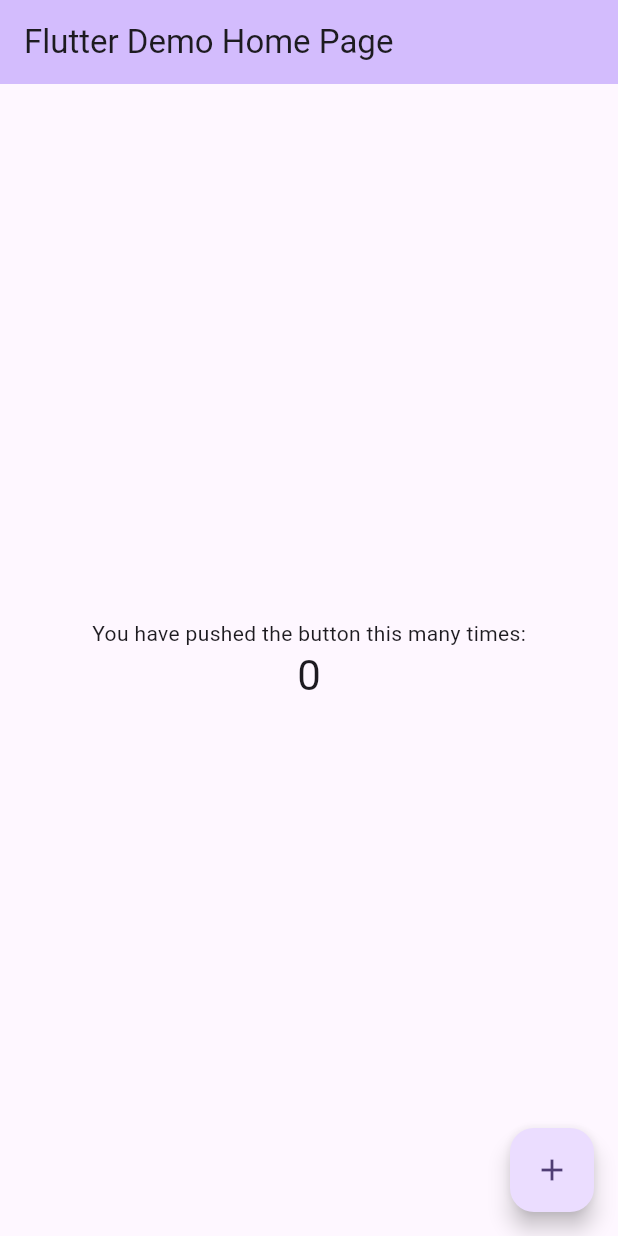
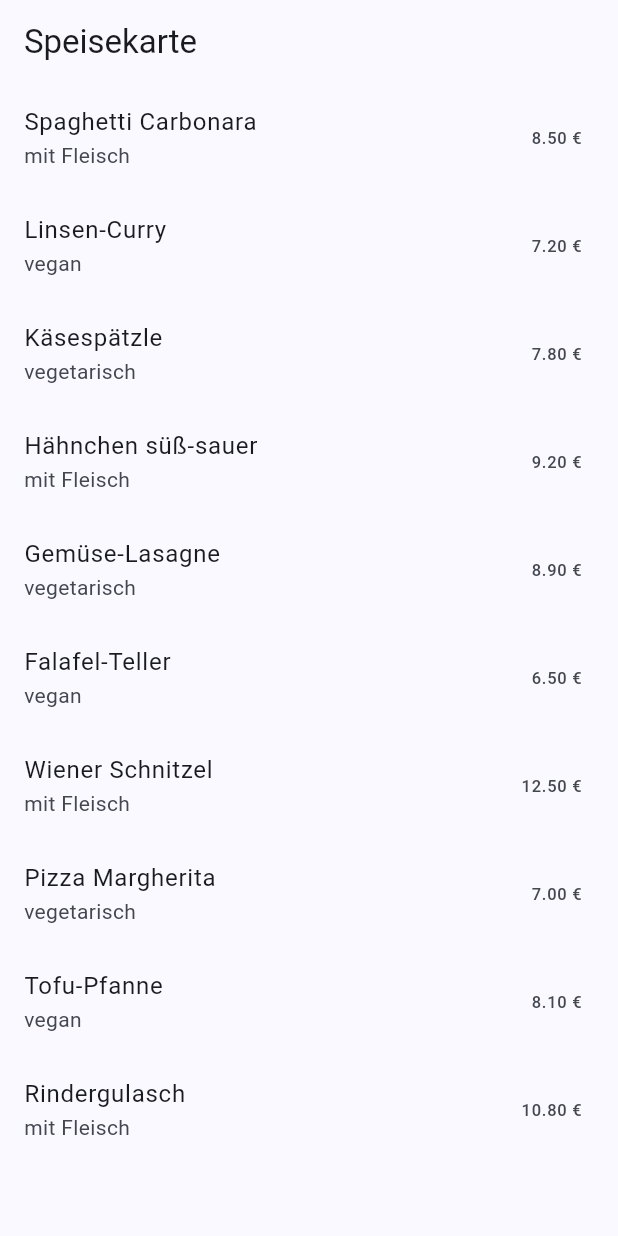
Before and after one commit to HendrikAlexander/meal_planner_app, a Flutter app: the screen it shows after launch, on a phone screen of 412 x 824 dp. Run offline on Flutter 3.47's test engine with Material 3 defaults, Android fonts, the phone set to English and light mode, and no system bars.

Commit message:
Fachklassen + simple Anwendung der App

```diff
--- a/lib/main.dart
+++ b/lib/main.dart
@@ -1,4 +1,8 @@
+// lib/main.dart
+
 import 'package:flutter/material.dart';
+// Wir importieren unsere neue "Speisekarte", damit wir sie verwenden können.
+import 'view/essen_dialog.dart';
 
 void main() {
   runApp(const MyApp());
@@ -7,116 +11,17 @@ void main() {
 class MyApp extends StatelessWidget {
   const MyApp({super.key});
 
-  // This widget is the root of your application.
   @override
   Widget build(BuildContext context) {
     return MaterialApp(
-      title: 'Flutter Demo',
+      title: 'Meal Planner App',
       theme: ThemeData(
-        // This is the theme of your application.
-        //
-        // TRY THIS: Try running your application with "flutter run". You'll see
-        // the application has a purple toolbar. Then, without quitting the app,
-        // try changing the seedColor in the colorScheme below to Colors.green
-        // and then invoke "hot reload" (save your changes or press the "hot
-        // reload" button in a Flutter-supported IDE, or press "r" if you used
-        // the command line to start the app).
-        //
-        // Notice that the counter didn't reset back to zero; the application
-        // state is not lost during the reload. To reset the state, use hot
-        // restart instead.
-        //
-        // This works for code too, not just values: Most code changes can be
-        // tested with just a hot reload.
-        colorScheme: ColorScheme.fromSeed(seedColor: Colors.deepPurple),
+        colorScheme: ColorScheme.fromSeed(seedColor: Colors.blueAccent),
+        useMaterial3: true,
       ),
-      home: const MyHomePage(title: 'Flutter Demo Home Page'),
+      // Hier legen wir fest, was der Startbildschirm unserer App ist.
+      // Wir setzen hier eine Instanz unseres neuen EssenDialogs ein.
+      home: EssenDialog(),
     );
   }
 }
-
-class MyHomePage extends StatefulWidget {
-  const MyHomePage({super.key, required this.title});
-
-  // This widget is the home page of your application. It is stateful, meaning
-  // that it has a State object (defined below) that contains fields that affect
-  // how it looks.
-
-  // This class is the configuration for the state. It holds the values (in this
-  // case the title) provided by the parent (in this case the App widget) and
-  // used by the build method of the State. Fields in a Widget subclass are
-  // always marked "final".
-
-  final String title;
-
-  @override
-  State<MyHomePage> createState() => _MyHomePageState();
-}
-
-class _MyHomePageState extends State<MyHomePage> {
-  int _counter = 0;
-
-  void _incrementCounter() {
-    setState(() {
-      // This call to setState tells the Flutter framework that something has
-      // changed in this State, which causes it to rerun the build method below
-      // so that the display can reflect the updated values. If we changed
-      // _counter without calling setState(), then the build method would not be
-      // called again, and so nothing would appear to happen.
-      _counter++;
-    });
-  }
-
-  @override
-  Widget build(BuildContext context) {
-    // This method is rerun every time setState is called, for instance as done
-    // by the _incrementCounter method above.
-    //
-    // The Flutter framework has been optimized to make rerunning build methods
-    // fast, so that you can just rebuild anything that needs updating rather
-    // than having to individually change instances of widgets.
-    return Scaffold(
-      appBar: AppBar(
-        // TRY THIS: Try changing the color here to a specific color (to
-        // Colors.amber, perhaps?) and trigger a hot reload to see the AppBar
-        // change color while the other colors stay the same.
-        backgroundColor: Theme.of(context).colorScheme.inversePrimary,
-        // Here we take the value from the MyHomePage object that was created by
-        // the App.build method, and use it to set our appbar title.
-        title: Text(widget.title),
-      ),
-      body: Center(
-        // Center is a layout widget. It takes a single child and positions it
-        // in the middle of the parent.
-        child: Column(
-          // Column is also a layout widget. It takes a list of children and
-          // arranges them vertically. By default, it sizes itself to fit its
-          // children horizontally, and tries to be as tall as its parent.
-          //
-          // Column has various properties to control how it sizes itself and
-          // how it positions its children. Here we use mainAxisAlignment to
-          // center the children vertically; the main axis here is the vertical
-          // axis because Columns are vertical (the cross axis would be
-          // horizontal).
-          //
-          // TRY THIS: Invoke "debug painting" (choose the "Toggle Debug Paint"
-          // action in the IDE, or press "p" in the console), to see the
-          // wireframe for each widget.
-          mainAxisAlignment: MainAxisAlignment.center,
-          children: <Widget>[
-            const Text('You have pushed the button this many times:'),
-            Text(
-              '$_counter',
-              style: Theme.of(context).textTheme.headlineMedium,
-            ),
-          ],
-        ),
-      ),
-      floatingActionButton: FloatingActionButton(
-        onPressed: _incrementCounter,
-        tooltip: 'Increment',
-        child: const Icon(Icons.add),
-      ), // This trailing comma makes auto-formatting nicer for build methods.
-    );
-  }
-}
--- /dev/null
+++ b/lib/model/essen.dart
@@ -0,0 +1,13 @@
+class Essen {
+
+
+  final String name;
+  final double preis;
+  final String art;
+
+  Essen({
+    required this.name,
+    required this.preis,
+    required this.art,
+  });
+}
--- /dev/null
+++ b/lib/model/essensbewertung.dart
@@ -0,0 +1,12 @@
+class Essensbewertung {
+
+  final String essensfoto;
+  final int essensbewertung;
+  final String essensbewertungstext;
+
+  Essensbewertung({
+    required this.essensfoto,
+    required this.essensbewertung,
+    required this.essensbewertungstext,
+  });
+}
--- /dev/null
+++ b/lib/model/essensplan.dart
@@ -0,0 +1,12 @@
+import 'essen.dart';
+
+class Essensplan {
+
+  final List<Essen> essenProWoche;
+  final int wochennummer;
+
+    Essensplan({
+    required this.essenProWoche,
+    required this.wochennummer,
+  });
+}
--- /dev/null
+++ b/lib/view/essen_dialog.dart
@@ -0,0 +1,44 @@
+import 'package:flutter/material.dart';
+
+
+import '../viewmodel/essen_viewmodel.dart';
+
+
+// Dies ist unsere UI-Komponente, ein "Widget".
+class EssenDialog extends StatelessWidget {
+  // Der Konstruktor für das Widget.
+  EssenDialog({super.key});
+
+  // Hier erstellen wir eine Instanz unseres ViewModels.
+  // Die View "stellt also ihren Kellner ein".
+  final EssenViewModel viewModel = EssenViewModel();
+
+  @override
+  Widget build(BuildContext context) {
+    // Scaffold ist das Grundgerüst für eine Standard-App-Seite.
+    return Scaffold(
+      // Die obere Leiste der App.
+      appBar: AppBar(
+        title: const Text('Speisekarte'),
+      ),
+      // Der Körper der Seite.
+      // ListView.builder ist perfekt, um lange Listen effizient anzuzeigen.
+      body: ListView.builder(
+        // Wir sagen der Liste, wie viele Einträge sie anzeigen soll.
+        itemCount: viewModel.essenListe.length,
+        // Diese Funktion wird für jeden einzelnen Eintrag in der Liste aufgerufen.
+        itemBuilder: (context, index) {
+          // Wir holen uns das aktuelle Essen-Objekt aus der Liste des ViewModels.
+          final essen = viewModel.essenListe[index];
+          // ListTile ist ein vorgefertigtes Widget für einen Listeneintrag.
+          return ListTile(
+            title: Text(essen.name),
+            subtitle: Text(essen.art),
+            // toStringAsFixed(2) sorgt für eine saubere Anzeige mit 2 Nachkommastellen.
+            trailing: Text('${essen.preis.toStringAsFixed(2)} €'),
+          );
+        },
+      ),
+    );
+  }
+}
--- /dev/null
+++ b/lib/viewmodel/essen_viewmodel.dart
@@ -0,0 +1,17 @@
+import '../model/essen.dart';
+
+class EssenViewModel {
+
+  final List<Essen> essenListe = [
+    Essen(name: 'Spaghetti Carbonara', preis: 8.50, art: 'mit Fleisch'),
+    Essen(name: 'Linsen-Curry', preis: 7.20, art: 'vegan'),
+    Essen(name: 'Käsespätzle', preis: 7.80, art: 'vegetarisch'),
+    Essen(name: 'Hähnchen süß-sauer', preis: 9.20, art: 'mit Fleisch'),
+    Essen(name: 'Gemüse-Lasagne', preis: 8.90, art: 'vegetarisch'),
+    Essen(name: 'Falafel-Teller', preis: 6.50, art: 'vegan'),
+    Essen(name: 'Wiener Schnitzel', preis: 12.50, art: 'mit Fleisch'),
+    Essen(name: 'Pizza Margherita', preis: 7.00, art: 'vegetarisch'),
+    Essen(name: 'Tofu-Pfanne', preis: 8.10, art: 'vegan'),
+    Essen(name: 'Rindergulasch', preis: 10.80, art: 'mit Fleisch'),
+  ];
+}
```
